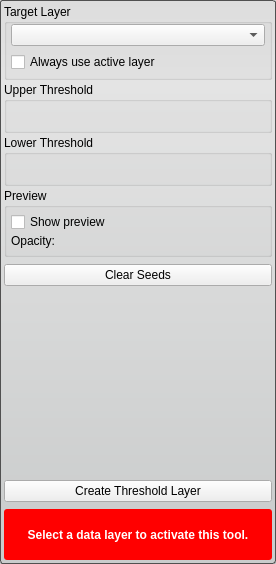
The window that src/Interface/ToolInterface/ThresholdToolInterface.ui (jessdtate/Seg3D) describes before a commit, drawn with Qt 5.
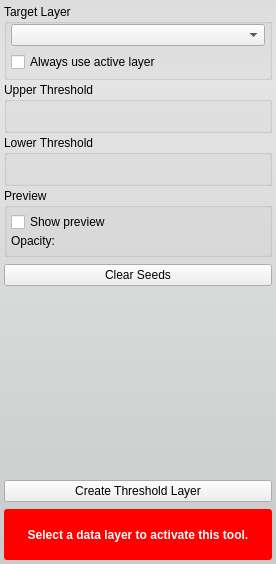
The same window after the commit. Custom widgets are drawn as their Qt base class.

```diff
--- a/src/Interface/ToolInterface/ThresholdToolInterface.ui
+++ b/src/Interface/ToolInterface/ThresholdToolInterface.ui
@@ -28,7 +28,6 @@
   <property name="styleSheet">
    <string notr="true">QWidget#ThresholdToolInterface{
 	border-radius: 3px;
-	border: 1px solid rgb(80, 80,80);
 	background-color: qlineargradient(spread:pad, x1:0.5, y1:0, x2:0.5, y2:0.960227, stop:0 rgba(221, 221, 221, 255), stop:0.155779 rgba(228, 228, 228, 255), stop:1 rgba(202, 204, 204, 255)); 
 }
 
```
